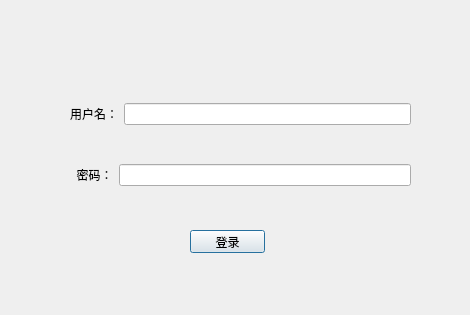
Qt form src/LogIn/LogIn_Dialog.ui (Hong16-9/QT_SuperMarket) before a commit.
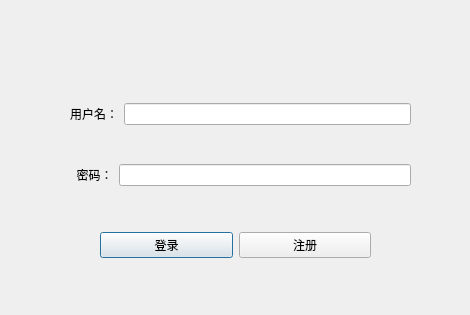
The same form after that commit.

Commit message: 增加注册功能

Patch:
```diff
--- a/src/LogIn/LogIn_Dialog.ui
+++ b/src/LogIn/LogIn_Dialog.ui
@@ -53,25 +53,12 @@
     </item>
    </layout>
   </widget>
-  <widget class="QPushButton" name="Login">
-   <property name="geometry">
-    <rect>
-     <x>190</x>
-     <y>230</y>
-     <width>75</width>
-     <height>23</height>
-    </rect>
-   </property>
-   <property name="text">
-    <string>登录</string>
-   </property>
-  </widget>
   <widget class="QLabel" name="errorLabel">
    <property name="geometry">
     <rect>
-     <x>40</x>
-     <y>270</y>
-     <width>131</width>
+     <x>30</x>
+     <y>280</y>
+     <width>411</width>
      <height>16</height>
     </rect>
    </property>
@@ -79,6 +66,32 @@
     <string/>
    </property>
   </widget>
+  <widget class="QWidget" name="horizontalLayoutWidget">
+   <property name="geometry">
+    <rect>
+     <x>100</x>
+     <y>230</y>
+     <width>271</width>
+     <height>31</height>
+    </rect>
+   </property>
+   <layout class="QHBoxLayout" name="horizontalLayout_3">
+    <item>
+     <widget class="QPushButton" name="Login">
+      <property name="text">
+       <string>登录</string>
+      </property>
+     </widget>
+    </item>
+    <item>
+     <widget class="QPushButton" name="Register">
+      <property name="text">
+       <string>注册</string>
+      </property>
+     </widget>
+    </item>
+   </layout>
+  </widget>
  </widget>
  <resources/>
  <connections/>
```
The commit also changes 15 other files.
